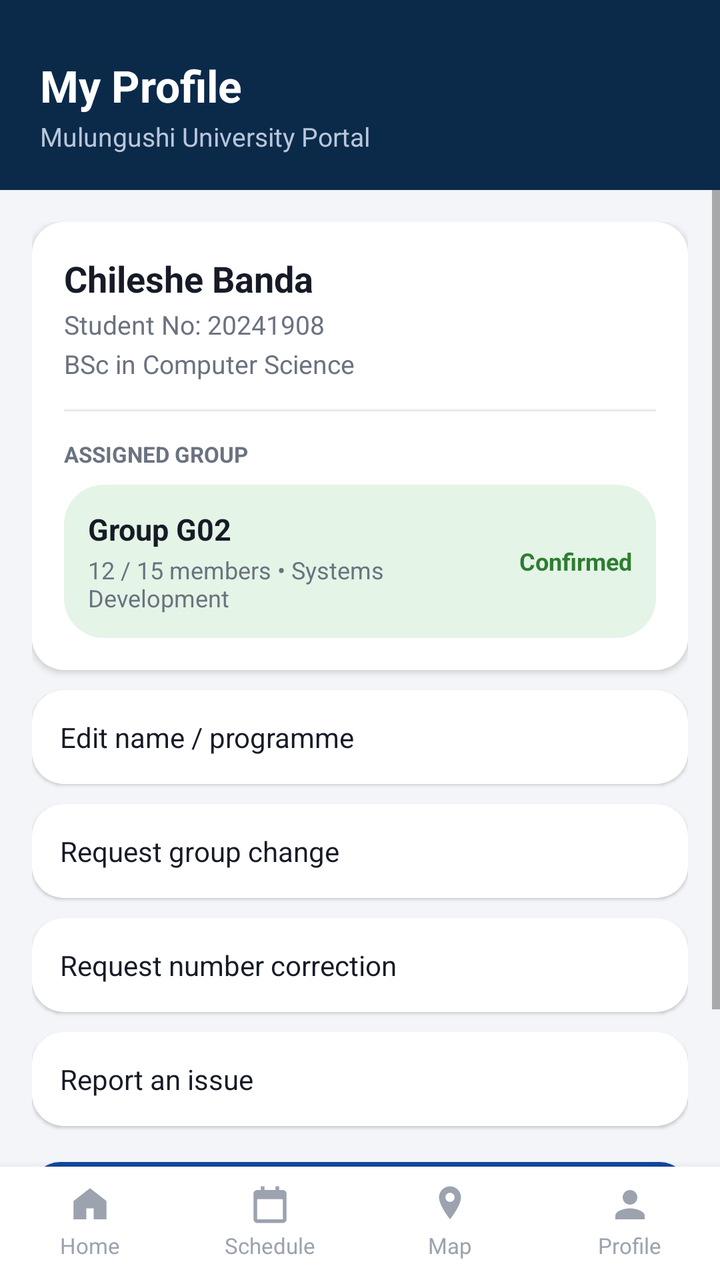
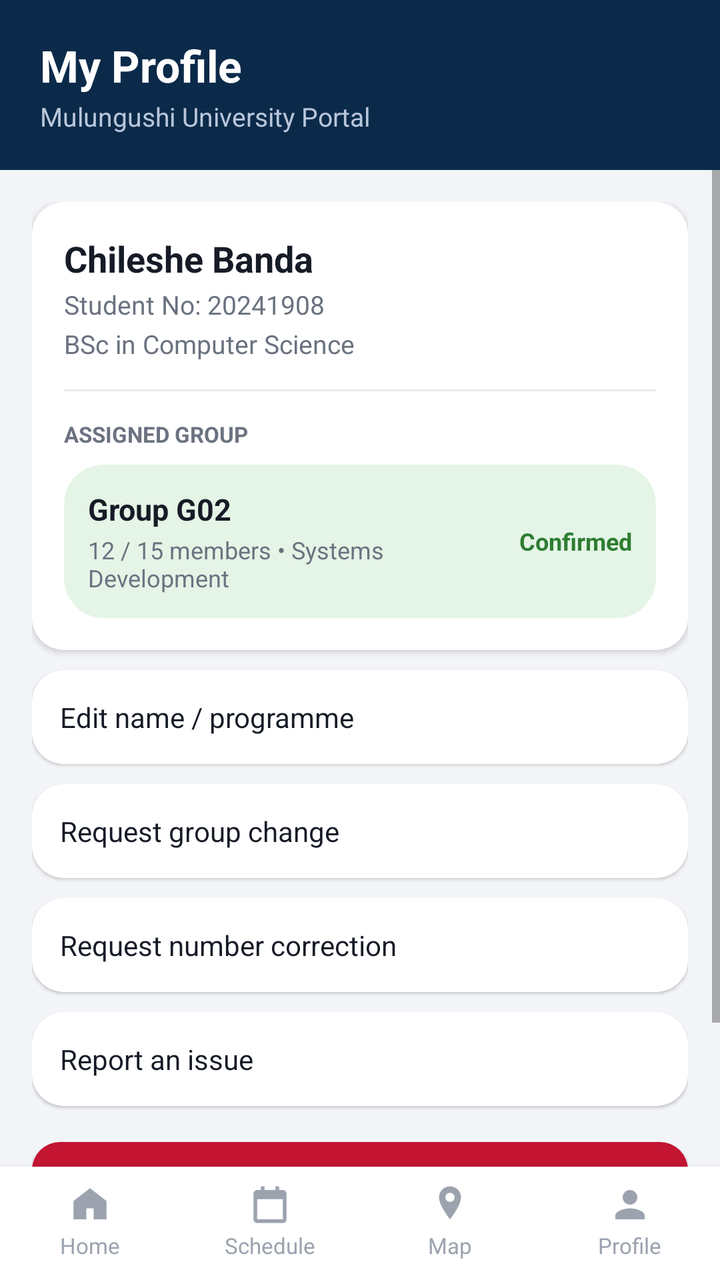

An Android layout rendered at two revisions. The XML below is the earlier revision; the diff shows what the commit changed to produce the second picture.
<!-- AndroidManifest.xml: application theme Theme.CampusApp -->
<!-- res/layout/activity_student_profile.xml -->
<?xml version="1.0" encoding="utf-8"?>
<LinearLayout xmlns:android="http://schemas.android.com/apk/res/android"
    android:layout_width="match_parent"
    android:layout_height="match_parent"
    android:orientation="vertical"
    android:background="@color/background">

    <LinearLayout style="@style/SectionHeader">
        <TextView android:layout_width="wrap_content" android:layout_height="wrap_content"
            android:text="My Profile" android:textColor="@color/white" android:textSize="22sp" android:textStyle="bold"/>
        <TextView android:layout_width="wrap_content" android:layout_height="wrap_content" android:layout_marginTop="2dp"
            android:text="Mulungushi University Portal" android:textColor="#B9C6DA" android:textSize="13sp"/>
    </LinearLayout>

    <ScrollView android:layout_width="match_parent" android:layout_height="0dp" android:layout_weight="1">
        <LinearLayout android:layout_width="match_parent" android:layout_height="wrap_content" android:orientation="vertical" android:padding="16dp">

            <LinearLayout
                android:layout_width="match_parent" android:layout_height="wrap_content"
                android:orientation="vertical" android:background="@drawable/bg_card" android:padding="16dp" android:elevation="2dp">

                <LinearLayout android:layout_width="match_parent" android:layout_height="wrap_content" android:orientation="horizontal">
                    <LinearLayout android:layout_width="0dp" android:layout_height="wrap_content" android:layout_weight="1" android:orientation="vertical">
                        <TextView android:id="@+id/tvName" android:layout_width="wrap_content" android:layout_height="wrap_content"
                            android:text="Chileshe Banda" android:textStyle="bold" android:textSize="18sp" android:textColor="@color/text_dark"/>
                        <TextView android:id="@+id/tvNumber" android:layout_width="wrap_content" android:layout_height="wrap_content" android:layout_marginTop="2dp"
                            android:text="Student No: 20241908" android:textSize="13sp" android:textColor="@color/text_gray"/>
                        <TextView android:id="@+id/tvProgramme" android:layout_width="wrap_content" android:layout_height="wrap_content" android:layout_marginTop="2dp"
                            android:text="BSc in Computer Science" android:textSize="13sp" android:textColor="@color/text_gray"/>
                    </LinearLayout>
                </LinearLayout>

                <View android:layout_width="match_parent" android:layout_height="1dp" android:background="@color/divider" android:layout_marginTop="14dp" android:layout_marginBottom="14dp"/>

                <TextView android:layout_width="wrap_content" android:layout_height="wrap_content"
                    android:text="ASSIGNED GROUP" android:textSize="11sp" android:textColor="@color/text_gray" android:textStyle="bold"/>

                <LinearLayout android:layout_width="match_parent" android:layout_height="wrap_content" android:orientation="horizontal"
                    android:gravity="center_vertical" android:layout_marginTop="8dp"
                    android:background="@drawable/bg_pill_green" android:padding="12dp">
                    <LinearLayout android:layout_width="0dp" android:layout_height="wrap_content" android:layout_weight="1" android:orientation="vertical">
                        <TextView android:id="@+id/tvGroup" android:layout_width="wrap_content" android:layout_height="wrap_content"
                            android:text="Group G02" android:textStyle="bold" android:textSize="15sp" android:textColor="@color/text_dark"/>
                        <TextView android:layout_width="wrap_content" android:layout_height="wrap_content" android:layout_marginTop="2dp"
                            android:text="12 / 15 members • Systems Development" android:textSize="12sp" android:textColor="@color/text_gray"/>
                    </LinearLayout>
                    <TextView android:layout_width="wrap_content" android:layout_height="wrap_content"
                        android:text="Confirmed" android:textColor="@color/badge_green" android:textStyle="bold" android:textSize="12sp"/>
                </LinearLayout>

            </LinearLayout>

            <TextView android:id="@+id/tvEditProfile" style="@style/ProfileAction" android:text="Edit name / programme"/>
            <TextView android:id="@+id/tvGroupChange" style="@style/ProfileAction" android:text="Request group change"/>
            <TextView android:id="@+id/tvNumberCorrection" style="@style/ProfileAction" android:text="Request number correction"/>
            <TextView android:id="@+id/tvReportIssue" style="@style/ProfileAction" android:text="Report an issue"/>

            <Button
                android:id="@+id/btnLogout"
                android:layout_width="match_parent"
                android:layout_height="52dp"
                android:layout_marginTop="18dp"
                android:background="@drawable/bg_button_red"
                android:text="Log out"
                android:textAllCaps="false"
                android:textColor="@color/white"
                android:textStyle="bold"
                android:elevation="0dp"/>

            <TextView
                android:layout_width="wrap_content"
                android:layout_height="wrap_content"
                android:layout_gravity="center_horizontal"
                android:layout_marginTop="12dp"
                android:text="Synced 5 min ago"
                android:textSize="12sp"
                android:textColor="@color/text_gray_light"/>

        </LinearLayout>
    </ScrollView>

    <include layout="@layout/layout_bottom_nav" android:id="@+id/bottomNavInclude"/>

</LinearLayout>
<!-- res/layout/layout_bottom_nav.xml (included above) -->
<?xml version="1.0" encoding="utf-8"?>
<LinearLayout xmlns:android="http://schemas.android.com/apk/res/android"
    android:id="@+id/bottomNav"
    android:layout_width="match_parent"
    android:layout_height="wrap_content"
    android:orientation="horizontal"
    android:background="@color/white"
    android:elevation="8dp"
    android:paddingTop="8dp"
    android:paddingBottom="10dp">

    <LinearLayout android:id="@+id/navHome" style="@style/BottomNavItem">
        <ImageView android:id="@+id/navHomeIcon" style="@style/BottomNavIcon" android:src="@drawable/ic_home"/>
        <TextView android:id="@+id/navHomeLabel" style="@style/BottomNavLabel" android:text="Home"/>
    </LinearLayout>

    <LinearLayout android:id="@+id/navSchedule" style="@style/BottomNavItem">
        <ImageView android:id="@+id/navScheduleIcon" style="@style/BottomNavIcon" android:src="@drawable/ic_schedule"/>
        <TextView android:id="@+id/navScheduleLabel" style="@style/BottomNavLabel" android:text="Schedule"/>
    </LinearLayout>

    <LinearLayout android:id="@+id/navMap" style="@style/BottomNavItem">
        <ImageView android:id="@+id/navMapIcon" style="@style/BottomNavIcon" android:src="@drawable/ic_map"/>
        <TextView android:id="@+id/navMapLabel" style="@style/BottomNavLabel" android:text="@string/map"/>
    </LinearLayout>

    <LinearLayout android:id="@+id/navProfile" style="@style/BottomNavItem">
        <ImageView android:id="@+id/navProfileIcon" style="@style/BottomNavIcon" android:src="@drawable/ic_profile"/>
        <TextView android:id="@+id/navProfileLabel" style="@style/BottomNavLabel" android:text="Profile"/>
    </LinearLayout>

</LinearLayout>
<!-- resources referenced by this layout -->
<resources>
  <color name="background">#F3F5F8</color>
  <color name="badge_green">#2E7D32</color>
  <color name="divider">#E6E9EE</color>
  <color name="text_dark">#161B26</color>
  <color name="text_gray">#6B7280</color>
  <color name="text_gray_light">#9CA3AF</color>
  <color name="white">#FFFFFF</color>
  <!-- drawable bg_button_red (drawable) -->
  <?xml version="1.0" encoding="utf-8"?>
  <shape xmlns:android="http://schemas.android.com/apk/res/android" android:shape="rectangle">
      <solid android:color="@color/primary_red" />
      <corners android:radius="14dp" />
  </shape>
  <!-- drawable bg_card (drawable) -->
  <?xml version="1.0" encoding="utf-8"?>
  <shape xmlns:android="http://schemas.android.com/apk/res/android" android:shape="rectangle">
      <solid android:color="@color/card_white" />
      <corners android:radius="16dp" />
  </shape>
  <!-- drawable bg_pill_green (drawable) -->
  <?xml version="1.0" encoding="utf-8"?>
  <shape xmlns:android="http://schemas.android.com/apk/res/android" android:shape="rectangle">
      <solid android:color="@color/badge_green_bg" />
      <corners android:radius="20dp" />
  </shape>
  <!-- drawable ic_home (drawable) -->
  <vector xmlns:android="http://schemas.android.com/apk/res/android"
      android:width="24dp" android:height="24dp" android:viewportWidth="24" android:viewportHeight="24"
      android:tint="?attr/colorControlNormal">
      <path android:fillColor="@android:color/white"
          android:pathData="M12,3 L21,10 L21,20 L14,20 L14,14 L10,14 L10,20 L3,20 L3,10 Z"
          android:fillType="evenOdd"/>
  </vector>
  <!-- drawable ic_profile (drawable) -->
  <vector xmlns:android="http://schemas.android.com/apk/res/android"
      android:width="24dp" android:height="24dp" android:viewportWidth="24" android:viewportHeight="24">
      <path android:fillColor="@android:color/white"
          android:pathData="M12,12 C14.2,12 16,10.2 16,8 C16,5.8 14.2,4 12,4 C9.8,4 8,5.8 8,8 C8,10.2 9.8,12 12,12 Z M12,14 C9.3,14 4,15.3 4,18 L4,20 L20,20 L20,18 C20,15.3 14.7,14 12,14 Z"/>
  </vector>
  <string name="map">Map</string>
  <style name="BottomNavIcon">
          <item name="android:layout_width">22dp</item>
          <item name="android:layout_height">22dp</item>
          <item name="android:tint">@color/text_gray_light</item>
      </style>
  <style name="BottomNavLabel">
          <item name="android:layout_width">wrap_content</item>
          <item name="android:layout_height">wrap_content</item>
          <item name="android:layout_marginTop">2dp</item>
          <item name="android:textSize">11sp</item>
          <item name="android:textColor">@color/text_gray_light</item>
      </style>
  <style name="SectionHeader">
          <item name="android:layout_width">match_parent</item>
          <item name="android:layout_height">wrap_content</item>
          <item name="android:background">@color/navy_dark</item>
          <item name="android:paddingLeft">20dp</item>
          <item name="android:paddingRight">20dp</item>
          <item name="android:paddingTop">28dp</item>
          <item name="android:paddingBottom">18dp</item>
          <item name="android:orientation">vertical</item>
      </style>
  <style name="Theme.CampusApp" parent="Theme.MaterialComponents.Light.NoActionBar">
          <item name="colorPrimary">@color/primary_blue</item>
          <item name="colorPrimaryDark">@color/navy_dark</item>
          <item name="colorAccent">@color/primary_red</item>
          <item name="android:windowBackground">@color/background</item>
          <item name="android:statusBarColor">@color/navy_dark</item>
      </style>
  <color name="primary_red">#C31432</color>
  <color name="card_white">#FFFFFF</color>
  <color name="badge_green_bg">#E4F4E6</color>
  <color name="navy_dark">#0B2A4A</color>
  <color name="primary_blue">#12469E</color>
  <!-- unchanged entries left out for length: 4 -->
</resources>

<!-- the commit's change to res/layout/activity_student_profile.xml (unified diff, before → after) -->
@@ -1,5 +1,6 @@
 <?xml version="1.0" encoding="utf-8"?>
 <LinearLayout xmlns:android="http://schemas.android.com/apk/res/android"
+    xmlns:app="http://schemas.android.com/apk/res-auto"
     android:layout_width="match_parent"
     android:layout_height="match_parent"
     android:orientation="vertical"
@@ -61,6 +62,7 @@
                 android:layout_height="52dp"
                 android:layout_marginTop="18dp"
                 android:background="@drawable/bg_button_red"
+            app:backgroundTint="@null"
                 android:text="Log out"
                 android:textAllCaps="false"
                 android:textColor="@color/white"
<!-- resource entries referenced after the edit -->
@@ -58,7 +58,7 @@
           <item name="android:background">@color/navy_dark</item>
           <item name="android:paddingLeft">20dp</item>
           <item name="android:paddingRight">20dp</item>
-          <item name="android:paddingTop">28dp</item>
+          <item name="android:paddingTop">18dp</item>
           <item name="android:paddingBottom">18dp</item>
           <item name="android:orientation">vertical</item>
       </style>
